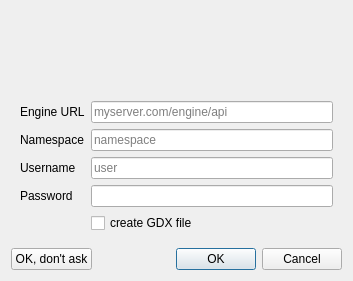
Before: the Qt Designer form src/engine/enginestartdialog.ui in GAMS-dev/studio, drawn with Qt 5.
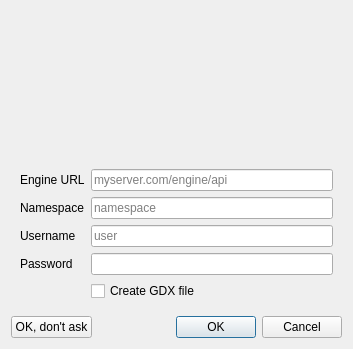
After: the same form once the commit is applied. Icons and pictures are not drawn.

Commit message: fixed text and tooltip

Diff of the .ui file:
```diff
--- a/src/engine/enginestartdialog.ui
+++ b/src/engine/enginestartdialog.ui
@@ -10,7 +10,7 @@
     <x>0</x>
     <y>0</y>
     <width>353</width>
-    <height>281</height>
+    <height>349</height>
    </rect>
   </property>
   <property name="sizePolicy">
@@ -182,7 +182,7 @@
          <string>creates the GDX file even if an option is missing</string>
         </property>
         <property name="text">
-         <string>create GDX file</string>
+         <string>Create GDX file</string>
         </property>
        </widget>
       </item>
```
Left out of the diff: 2 changed lines with no effect on the pictures.
